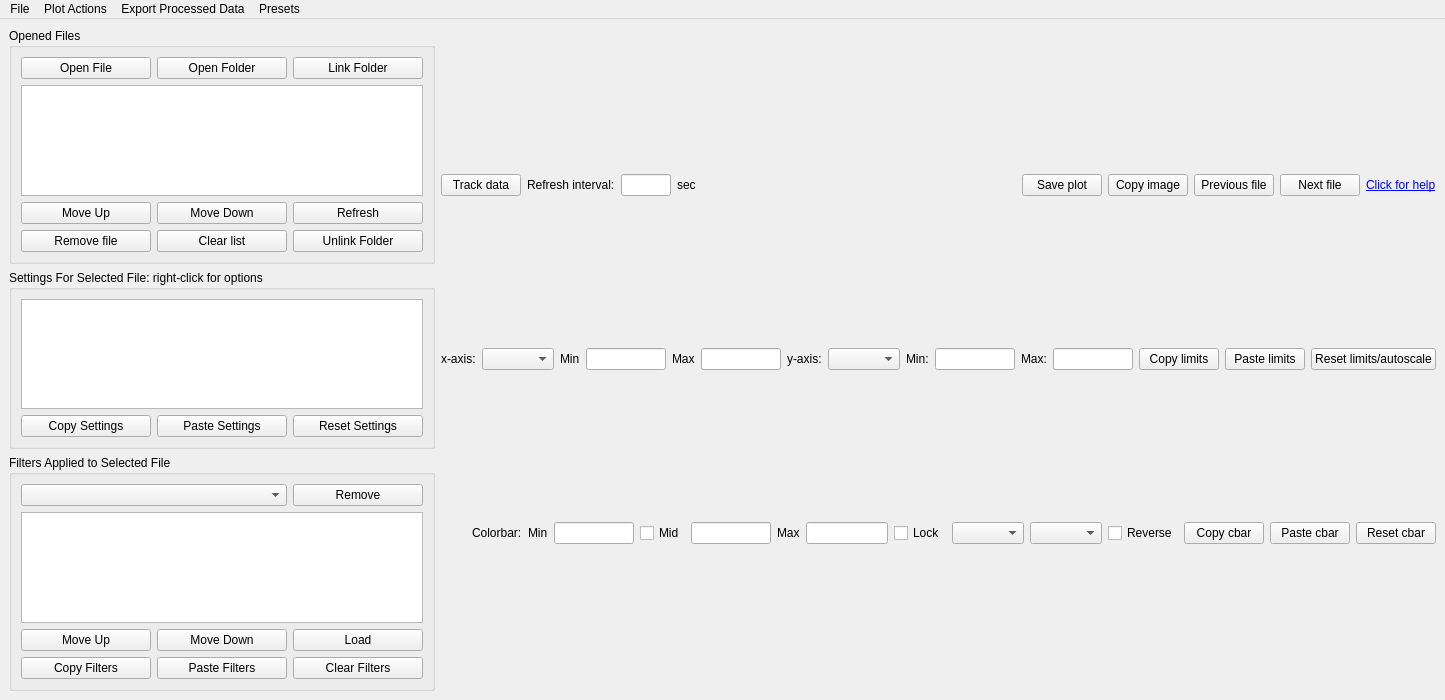
Qt form qcodesplusplus/plotting/offline/design.ui (qcodespp/qcodespp) before a commit.
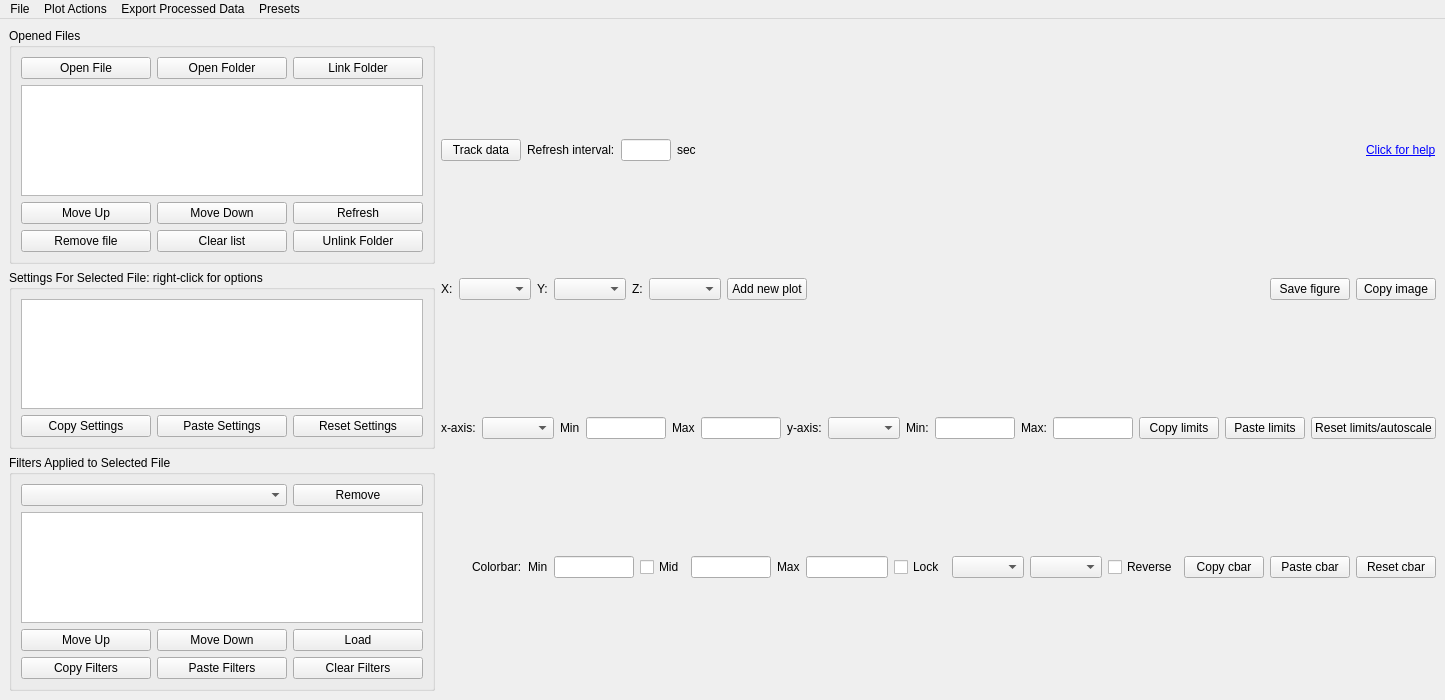
The same form after that commit.

Commit message: IG: implement add_new_plot button to create a new subplot with different axes from the same dataset

The edit to the form file:
```diff
--- a/qcodesplusplus/plotting/offline/design.ui
+++ b/qcodesplusplus/plotting/offline/design.ui
@@ -560,41 +560,7 @@
          </spacer>
         </item>
         <item>
-         <widget class="QPushButton" name="save_image_button">
-          <property name="text">
-           <string>Save plot</string>
-          </property>
-         </widget>
-        </item>
-        <item>
-         <widget class="QPushButton" name="copy_image_button">
-          <property name="text">
-           <string>Copy image</string>
-          </property>
-         </widget>
-        </item>
-        <item>
-         <widget class="QPushButton" name="previous_button">
-          <property name="text">
-           <string>Previous file</string>
-          </property>
-         </widget>
-        </item>
-        <item>
-         <widget class="QPushButton" name="next_button">
-          <property name="sizePolicy">
-           <sizepolicy hsizetype="Minimum" vsizetype="Fixed">
-            <horstretch>0</horstretch>
-            <verstretch>0</verstretch>
-           </sizepolicy>
-          </property>
-          <property name="text">
-           <string>Next file</string>
-          </property>
-         </widget>
-        </item>
-        <item>
-         <widget class="QLabel" name="label_4">
+         <widget class="QLabel" name="click_for_help_label">
           <property name="sizePolicy">
            <sizepolicy hsizetype="Minimum" vsizetype="Fixed">
             <horstretch>0</horstretch>
@@ -617,6 +583,86 @@
         </item>
        </layout>
       </item>
+      <item>
+       <layout class="QHBoxLayout" name="horizontalLayout_4">
+        <item>
+         <widget class="QLabel" name="new_plot_X_label">
+          <property name="text">
+           <string>X:</string>
+          </property>
+         </widget>
+        </item>
+        <item>
+         <widget class="QComboBox" name="new_plot_X_box">
+          <property name="sizeAdjustPolicy">
+           <enum>QComboBox::AdjustToContents</enum>
+          </property>
+         </widget>
+        </item>
+        <item>
+         <widget class="QLabel" name="new_plot_Y_label">
+          <property name="text">
+           <string>Y:</string>
+          </property>
+         </widget>
+        </item>
+        <item>
+         <widget class="QComboBox" name="new_plot_Y_box">
+          <property name="sizeAdjustPolicy">
+           <enum>QComboBox::AdjustToContents</enum>
+          </property>
+         </widget>
+        </item>
+        <item>
+         <widget class="QLabel" name="new_plot_Z_label">
+          <property name="text">
+           <string>Z:</string>
+          </property>
+         </widget>
+        </item>
+        <item>
+         <widget class="QComboBox" name="new_plot_Z_box">
+          <property name="sizeAdjustPolicy">
+           <enum>QComboBox::AdjustToContents</enum>
+          </property>
+         </widget>
+        </item>
+        <item>
+         <widget class="QPushButton" name="new_plot_button">
+          <property name="text">
+           <string>Add new plot</string>
+          </property>
+         </widget>
+        </item>
+        <item>
+         <spacer name="horizontalSpacer_3">
+          <property name="orientation">
+           <enum>Qt::Horizontal</enum>
+          </property>
+          <property name="sizeHint" stdset="0">
+           <size>
+            <width>40</width>
+            <height>20</height>
+           </size>
+          </property>
+         </spacer>
+        </item>
+        <item>
+         <widget class="QPushButton" name="save_image_button">
+          <property name="text">
+           <string>Save figure</string>
+          </property>
+         </widget>
+        </item>
+        <item>
+         <widget class="QPushButton" name="copy_image_button">
+          <property name="text">
+           <string>Copy image</string>
+          </property>
+         </widget>
+        </item>
+       </layout>
+      </item>
       <item>
        <layout class="QGridLayout" name="graph_layout"/>
       </item>
```
The commit also changes 4 other files.
